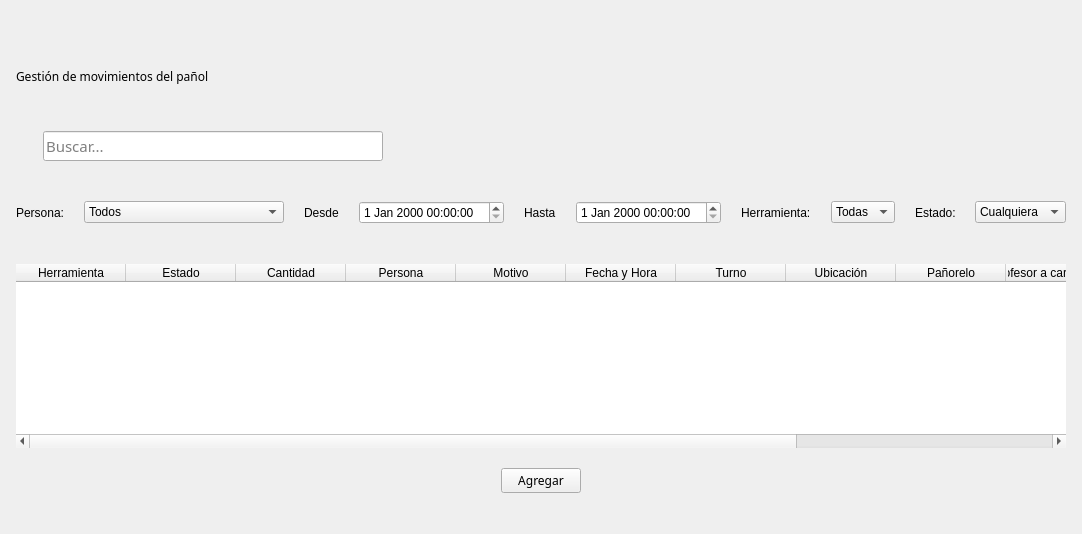
The window that blustock/ui/screens_uis/movimientos.ui (MaxAPBusiness/Blustock) describes before a commit, drawn with Qt 5.
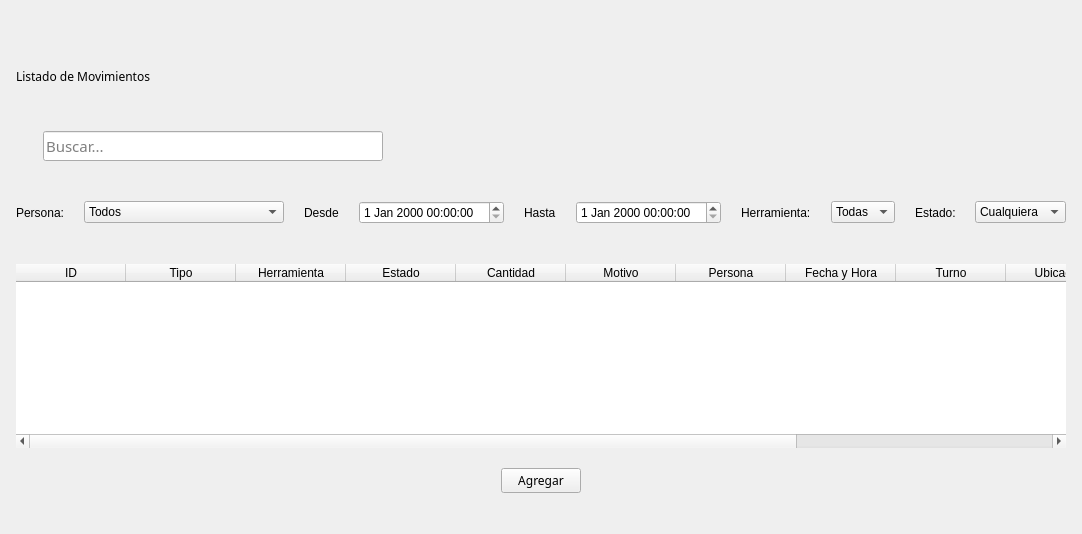
The same window after the commit. Icons and pictures are not drawn.

```diff
--- a/blustock/ui/screens_uis/movimientos.ui
+++ b/blustock/ui/screens_uis/movimientos.ui
@@ -52,11 +52,12 @@
        <property name="font">
         <font>
          <family>Oswald</family>
+         <weight>50</weight>
          <bold>false</bold>
         </font>
        </property>
        <property name="text">
-        <string>Gestión de movimientos del pañol</string>
+        <string>Listado de Movimientos</string>
        </property>
       </widget>
      </item>
@@ -256,6 +257,16 @@
        <attribute name="verticalHeaderVisible">
         <bool>false</bool>
        </attribute>
+       <column>
+        <property name="text">
+         <string>ID</string>
+        </property>
+       </column>
+       <column>
+        <property name="text">
+         <string>Tipo</string>
+        </property>
+       </column>
        <column>
         <property name="text">
          <string>Herramienta</string>
@@ -271,16 +282,16 @@
          <string>Cantidad</string>
         </property>
        </column>
-       <column>
-        <property name="text">
-         <string>Persona</string>
-        </property>
-       </column>
        <column>
         <property name="text">
          <string>Motivo</string>
         </property>
        </column>
+       <column>
+        <property name="text">
+         <string>Persona</string>
+        </property>
+       </column>
        <column>
         <property name="text">
          <string>Fecha y Hora</string>
@@ -306,16 +317,6 @@
          <string>Profesor a cargo del turno</string>
         </property>
        </column>
-       <column>
-        <property name="text">
-         <string/>
-        </property>
-       </column>
-       <column>
-        <property name="text">
-         <string/>
-        </property>
-       </column>
       </widget>
      </item>
      <item>
```
Left out of the diff: 2 changed lines with no effect on the pictures.
